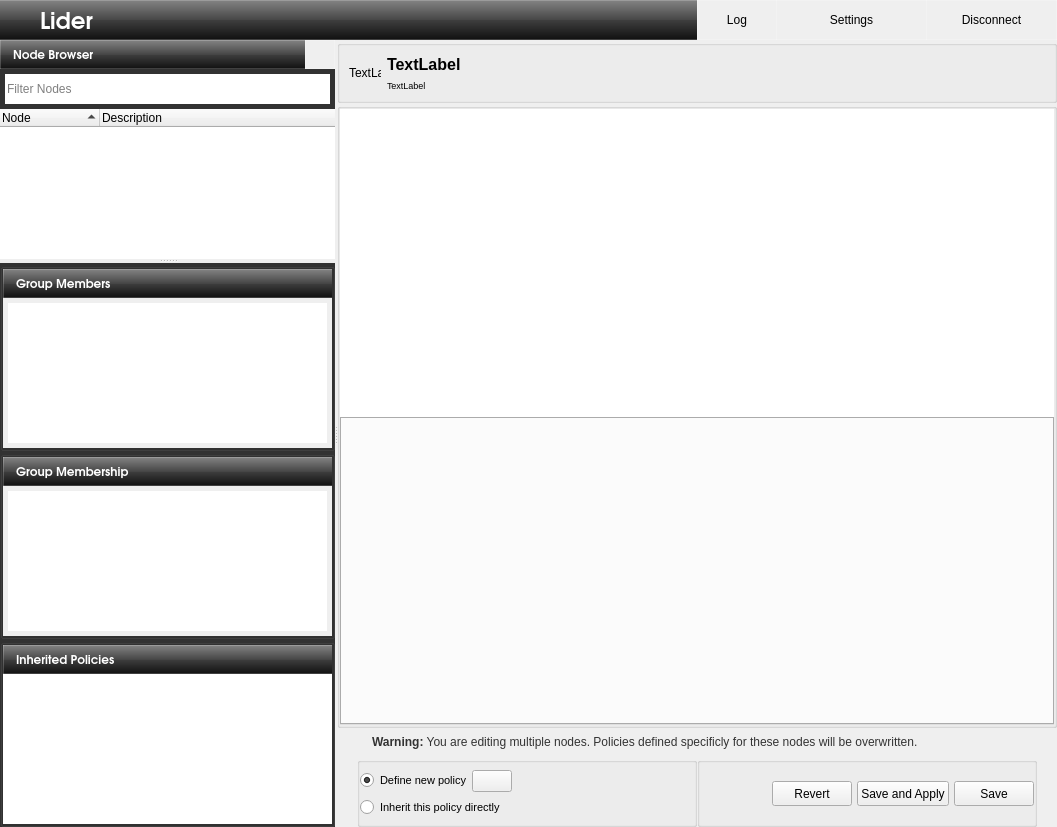
Above: ahenk/lider/lider/main.ui from pars-linux/uludag before the change. Below: the same form after it.
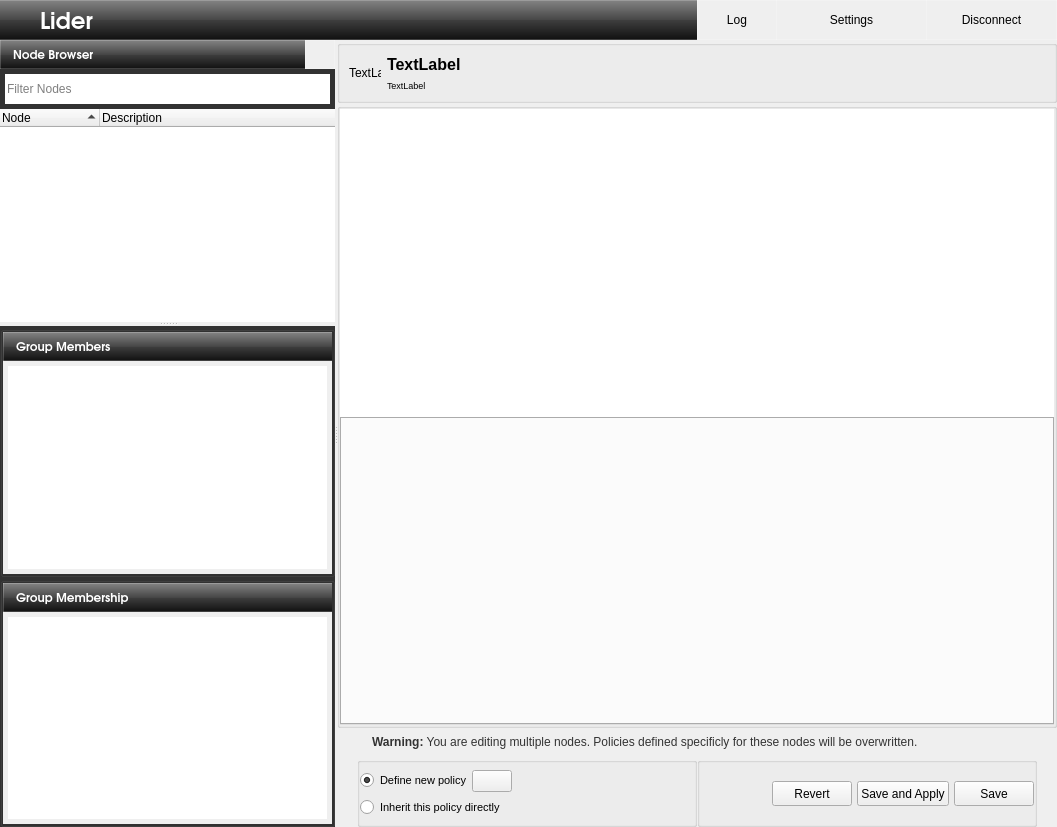
That is the form after the change. Icons and pictures are not drawn.

Patch:
```diff
--- a/ahenk/lider/lider/main.ui
+++ b/ahenk/lider/lider/main.ui
@@ -1197,211 +1197,6 @@
                <property name="spacing">
                 <number>0</number>
                </property>
-               <item row="2" column="0">
-                <widget class="QGroupBox" name="groupInherited">
-                 <property name="enabled">
-                  <bool>true</bool>
-                 </property>
-                 <property name="sizePolicy">
-                  <sizepolicy hsizetype="Preferred" vsizetype="Preferred">
-                   <horstretch>0</horstretch>
-                   <verstretch>0</verstretch>
-                  </sizepolicy>
-                 </property>
-                 <property name="autoFillBackground">
-                  <bool>false</bool>
-                 </property>
-                 <property name="title">
-                  <string/>
-                 </property>
-                 <property name="flat">
-                  <bool>true</bool>
-                 </property>
-                 <property name="checkable">
-                  <bool>false</bool>
-                 </property>
-                 <layout class="QGridLayout" name="gridLayout_8">
-                  <property name="margin">
-                   <number>0</number>
-                  </property>
-                  <property name="spacing">
-                   <number>0</number>
-                  </property>
-                  <item row="0" column="0">
-                   <widget class="QLabel" name="label_14">
-                    <property name="sizePolicy">
-                     <sizepolicy hsizetype="Fixed" vsizetype="Preferred">
-                      <horstretch>0</horstretch>
-                      <verstretch>0</verstretch>
-                     </sizepolicy>
-                    </property>
-                    <property name="styleSheet">
-                     <string notr="true">background-color: qlineargradient(spread:pad, x1:0.5, y1:0, x2:0.5, y2:1, stop:0 rgba(132, 132, 132, 255), stop:0.501481 rgba(70, 70, 70, 255), stop:0.503057 rgba(62, 62, 62, 255), stop:1 rgba(16, 16, 16, 255));
-color:rgb(255,255,255);
-/*qlineargradient(spread:pad, x1:0.5, y1:1, x2:0.5, y2:0, stop:0 rgba(183, 100, 124, 255), stop:0.0212465 rgba(91, 33, 50, 255), stop:0.521739 rgba(152, 86, 105, 255), stop:0.527174 rgba(155, 98, 115, 255), stop:0.983696 rgba(184, 141, 153, 255), stop:1 rgba(220, 173, 186, 255));*/
-/*background-color: qlineargradient(spread:pad, x1:1, y1:1, x2:0, y2:0, stop:0 rgba(219, 219, 219, 100), stop:1 rgba(255, 255, 255, 100));*/
-border-top: 1px solid rgba(255,255,255,50);
-border-right: 0px solid rgba(255,255,255,50);
-border-bottom: 1px solid rgba(255,255,255,50);
-border-left: 1px solid rgba(255,255,255,50);
-padding-left: 5px;</string>
-                    </property>
-                    <property name="text">
-                     <string/>
-                    </property>
-                    <property name="pixmap">
-                     <pixmap resource="data.qrc">:/icons/computer16.png</pixmap>
-                    </property>
-                    <property name="scaledContents">
-                     <bool>false</bool>
-                    </property>
-                    <property name="margin">
-                     <number>0</number>
-                    </property>
-                    <property name="indent">
-                     <number>0</number>
-                    </property>
-                   </widget>
-                  </item>
-                  <item row="0" column="1">
-                   <widget class="QLabel" name="label_8">
-                    <property name="sizePolicy">
-                     <sizepolicy hsizetype="Preferred" vsizetype="Preferred">
-                      <horstretch>0</horstretch>
-                      <verstretch>0</verstretch>
-                     </sizepolicy>
-                    </property>
-                    <property name="minimumSize">
-                     <size>
-                      <width>0</width>
-                      <height>29</height>
-                     </size>
-                    </property>
-                    <property name="maximumSize">
-                     <size>
-                      <width>16777215</width>
-                      <height>29</height>
-                     </size>
-                    </property>
-                    <property name="font">
-                     <font>
-                      <family>URW Gothic L</family>
-                      <pointsize>9</pointsize>
-                      <weight>75</weight>
-                      <bold>true</bold>
-                      <underline>false</underline>
-                     </font>
-                    </property>
-                    <property name="styleSheet">
-                     <string notr="true">background-color: qlineargradient(spread:pad, x1:0.5, y1:0, x2:0.5, y2:1, stop:0 rgba(132, 132, 132, 255), stop:0.501481 rgba(70, 70, 70, 255), stop:0.503057 rgba(62, 62, 62, 255), stop:1 rgba(16, 16, 16, 255));
-color:rgb(255,255,255);
-/*qlineargradient(spread:pad, x1:0.5, y1:1, x2:0.5, y2:0, stop:0 rgba(183, 100, 124, 255), stop:0.0212465 rgba(91, 33, 50, 255), stop:0.521739 rgba(152, 86, 105, 255), stop:0.527174 rgba(155, 98, 115, 255), stop:0.983696 rgba(184, 141, 153, 255), stop:1 rgba(220, 173, 186, 255));*/
-/*background-color: qlineargradient(spread:pad, x1:1, y1:1, x2:0, y2:0, stop:0 rgba(219, 219, 219, 100), stop:1 rgba(255, 255, 255, 100));*/
-border-top: 1px solid rgba(255,255,255,50);
-border-right: 0px solid rgba(255,255,255,50);
-border-bottom: 1px solid rgba(255,255,255,50);
-border-left: 0px solid rgba(255,255,255,50);</string>
-                    </property>
-                    <property name="text">
-                     <string>Inherited Policies</string>
-                    </property>
-                    <property name="margin">
-                     <number>5</number>
-                    </property>
-                    <property name="indent">
-                     <number>0</number>
-                    </property>
-                   </widget>
-                  </item>
-                  <item row="1" column="0" colspan="2">
-                   <widget class="QTreeWidget" name="treeApplied">
-                    <property name="sizePolicy">
-                     <sizepolicy hsizetype="Expanding" vsizetype="Expanding">
-                      <horstretch>0</horstretch>
-                      <verstretch>2</verstretch>
-                     </sizepolicy>
-                    </property>
-                    <property name="minimumSize">
-                     <size>
-                      <width>200</width>
-                      <height>0</height>
-                     </size>
-                    </property>
-                    <property name="font">
-                     <font>
-                      <pointsize>8</pointsize>
-                     </font>
-                    </property>
-                    <property name="frameShape">
-                     <enum>QFrame::NoFrame</enum>
-                    </property>
-                    <property name="alternatingRowColors">
-                     <bool>false</bool>
-                    </property>
-                    <property name="selectionMode">
-                     <enum>QAbstractItemView::ExtendedSelection</enum>
-                    </property>
-                    <property name="iconSize">
-                     <size>
-                      <width>15</width>
-                      <height>15</height>
-                     </size>
-                    </property>
-                    <property name="verticalScrollMode">
-                     <enum>QAbstractItemView::ScrollPerPixel</enum>
-                    </property>
-                    <property name="horizontalScrollMode">
-                     <enum>QAbstractItemView::ScrollPerPixel</enum>
-                    </property>
-                    <property name="autoExpandDelay">
-                     <number>0</number>
-                    </property>
-                    <property name="uniformRowHeights">
-                     <bool>true</bool>
-                    </property>
-                    <property name="sortingEnabled">
-                     <bool>true</bool>
-                    </property>
-                    <property name="animated">
-                     <bool>false</bool>
-                    </property>
-                    <property name="allColumnsShowFocus">
-                     <bool>true</bool>
-                    </property>
-                    <property name="wordWrap">
-                     <bool>true</bool>
-                    </property>
-                    <property name="headerHidden">
-                     <bool>true</bool>
-                    </property>
-                    <property name="expandsOnDoubleClick">
-                     <bool>true</bool>
-                    </property>
-                    <property name="columnCount">
-                     <number>1</number>
-                    </property>
-                    <attribute name="headerVisible">
-                     <bool>false</bool>
-                    </attribute>
-                    <attribute name="headerCascadingSectionResizes">
-                     <bool>true</bool>
-                    </attribute>
-                    <attribute name="headerHighlightSections">
-                     <bool>true</bool>
-                    </attribute>
-                    <attribute name="headerMinimumSectionSize">
-                     <number>50</number>
-                    </attribute>
-                    <column>
-                     <property name="text">
-                      <string notr="true">1</string>
-                     </property>
-                    </column>
-                   </widget>
-                  </item>
-                 </layout>
-                </widget>
-               </item>
                <item row="0" column="0">
                 <widget class="QGroupBox" name="groupGMembers">
                  <property name="sizePolicy">
```
